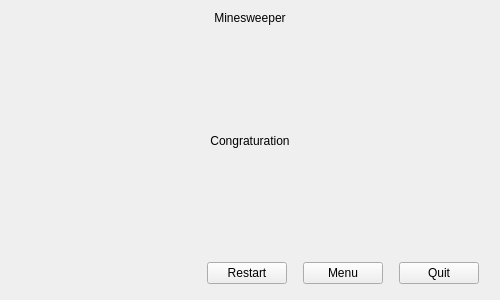
First picture: the form in minesweepergameoverview.ui, repository colajam93/Minesweeper, before the edit.
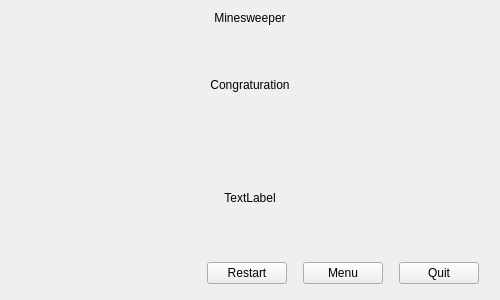
Second picture: the form after the edit.

Patch:
```diff
--- a/minesweepergameoverview.ui
+++ b/minesweepergameoverview.ui
@@ -48,6 +48,22 @@
      </item>
     </layout>
    </item>
+   <item>
+    <widget class="QLabel" name="timeLabel">
+     <property name="sizePolicy">
+      <sizepolicy hsizetype="Preferred" vsizetype="Expanding">
+       <horstretch>0</horstretch>
+       <verstretch>0</verstretch>
+      </sizepolicy>
+     </property>
+     <property name="text">
+      <string>TextLabel</string>
+     </property>
+     <property name="alignment">
+      <set>Qt::AlignCenter</set>
+     </property>
+    </widget>
+   </item>
    <item>
     <spacer name="verticalSpacer_2">
      <property name="orientation">
```
